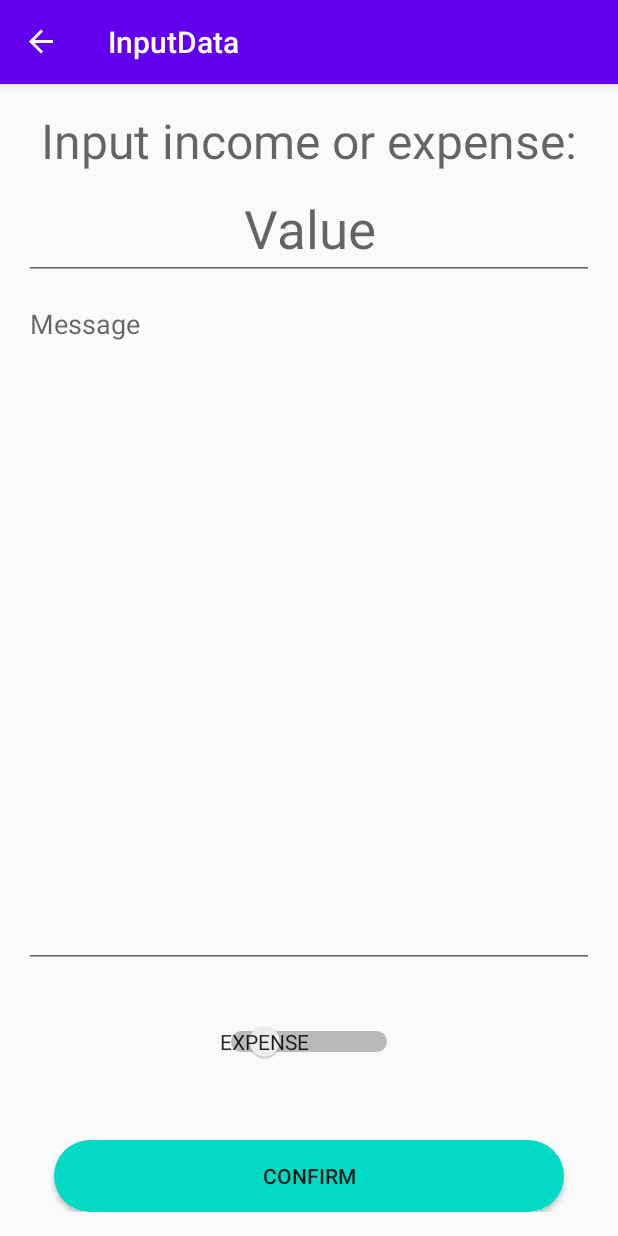
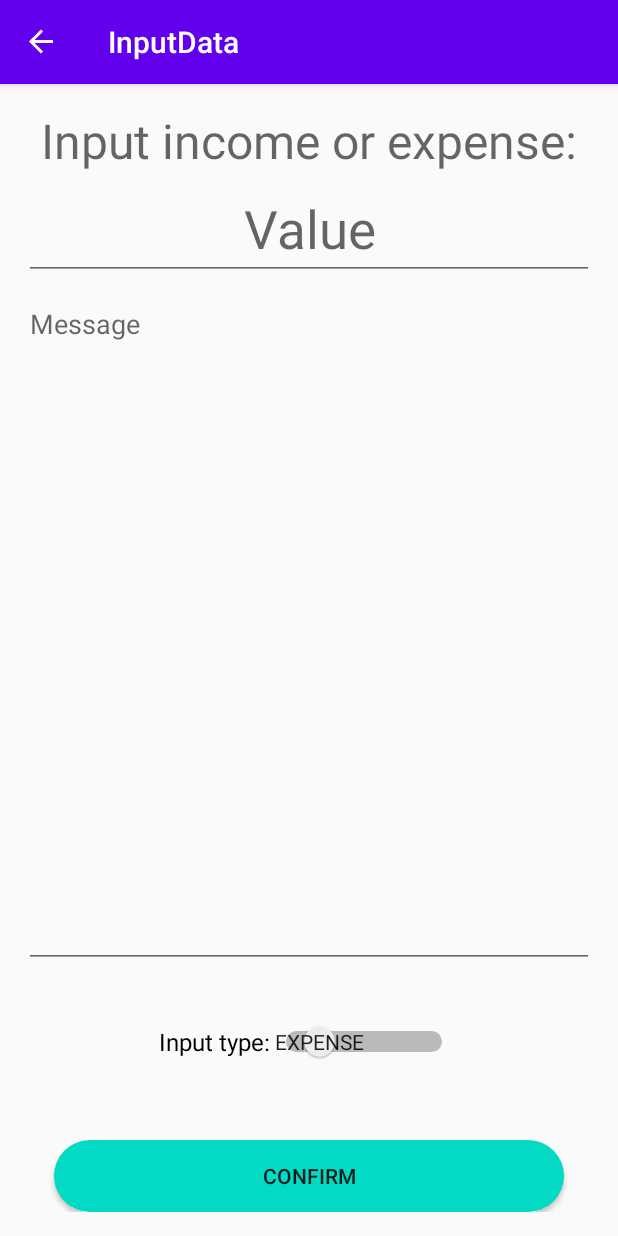
Before and after one commit to adibwaluya/Expenses-Tracker-Prototype, an Android app: the InputData screen opened through its navigation route, on a phone screen of 412 x 824 dp. Run offline under Robolectric (Android 15) with nearby library versions, the phone set to English and light mode, and no system bars; our stand-ins replace Room's generated code, data binding, navigation-ui; Roboto replaces fonts that are not available here; 6 statements that could not run were skipped.

Commit message:
Created more functionalities for InputData.kt through its ViewModel

```diff
--- a/Fintracker/app/src/main/java/de/htwberlin/fintracker/screen/expense/ExpenseList.kt
+++ b/Fintracker/app/src/main/java/de/htwberlin/fintracker/screen/expense/ExpenseList.kt
@@ -47,8 +47,6 @@ class ExpenseList : Fragment() {
         }
          */
 
-        // TODO: call methods to show expenses database
-
         binding.setLifecycleOwner(this)
         return binding.root
     }
@@ -60,4 +58,6 @@ class ExpenseList : Fragment() {
 
     // TODO: Database related
 
+    // TODO: call methods to show expenses database
+
 }
--- a/Fintracker/app/src/main/res/layout/fragment_input_data.xml
+++ b/Fintracker/app/src/main/res/layout/fragment_input_data.xml
@@ -29,6 +29,7 @@
             android:gravity="center" />
 
         <EditText
+            android:id="@+id/value"
             android:layout_width="match_parent"
             android:layout_height="wrap_content"
             android:gravity="center"
@@ -40,6 +41,7 @@
             android:layout_marginBottom="@dimen/margin_between_layout" />
 
         <EditText
+            android:id="@+id/message"
             android:layout_width="match_parent"
             android:layout_height="0dp"
             android:layout_weight="1"
@@ -52,11 +54,13 @@
 
 
         <Switch
-            android:id="@+id/switchBetweenIncomeExpense"
+            android:id="@+id/switch_income_or_expense"
             android:layout_height="wrap_content"
             android:layout_width="wrap_content"
+            android:text="@string/input_type"
             android:textOff="@string/expense"
             android:textOn="@string/income"
+            android:textSize="@dimen/text_sixteen"
             android:layout_gravity="center"
             android:layout_marginBottom="@dimen/size_thirtytwo"
             android:layout_marginTop="@dimen/size_thirtytwo"
@@ -65,14 +69,15 @@
 
 
         <Button
-            android:id="@+id/input_button"
+            android:id="@+id/input_data_button"
             android:layout_width="match_parent"
             android:layout_height="wrap_content"
             android:layout_marginStart="@dimen/size_twenty"
             android:layout_marginTop="@dimen/size_twenty"
             android:layout_marginEnd="@dimen/size_twenty"
             android:background="@drawable/button_background"
-            android:text="@string/confirm" />
+            android:text="@string/confirm"
+            android:onClick="@{() -> InputDataViewModel.onInputData()}" />
 
         <!--
         <ToggleButton
--- a/Fintracker/app/src/main/res/values/dimens.xml
+++ b/Fintracker/app/src/main/res/values/dimens.xml
@@ -21,4 +21,5 @@
     <dimen name="size_onefifty">150dp</dimen>
     <dimen name="size_sixteen">16dp</dimen>
     <dimen name="margin_between_layout">3dp</dimen>
+    <dimen name="text_sixteen">16sp</dimen>
 </resources>
--- a/Fintracker/app/src/main/res/values/strings.xml
+++ b/Fintracker/app/src/main/res/values/strings.xml
@@ -30,6 +30,7 @@
     <string name="input">Value</string>
     <string name="confirm">Confirm</string>
     <string name="about_app">About</string>
+    <string name="input_type">Input type:</string>
     <string name="about_explanation">Expensee is a platform which could help you to save all important income and expenses in your daily life. Easy to use, your budget tracker is also save and only accessible for you.</string>
     <string name="about_exptwo">Expensee is a platform which could help you to save all important income and expenses in your daily life.\n\nEasy to use, your budget tracker is also safe and only accessible for you.</string>
     <string name="main_page">Main Page</string>
```
Also changed, not shown: Fintracker/app/src/main/java/de/htwberlin/fintracker/screen/InputData.kt (+9 -3 lines), Fintracker/app/src/main/java/de/htwberlin/fintracker/screen/InputDataViewModel.kt (+59 -1 lines), Fintracker/app/src/main/java/de/htwberlin/fintracker/screen/expense/ExpenseListViewModel.kt (+3 -4 lines).
